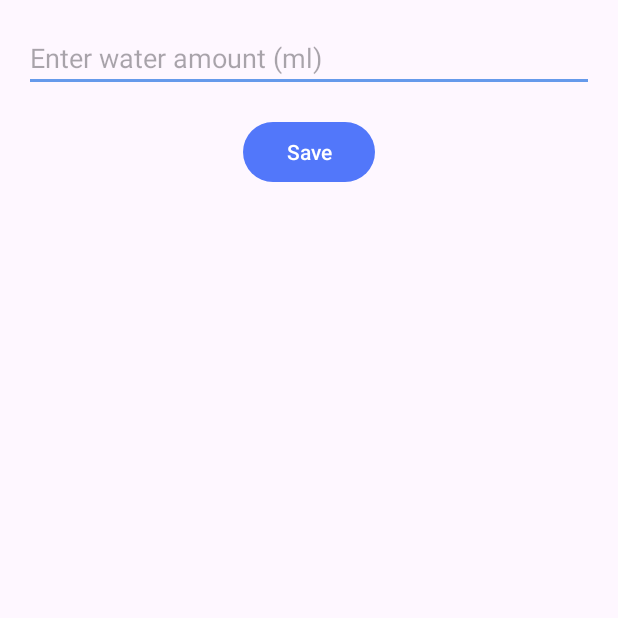
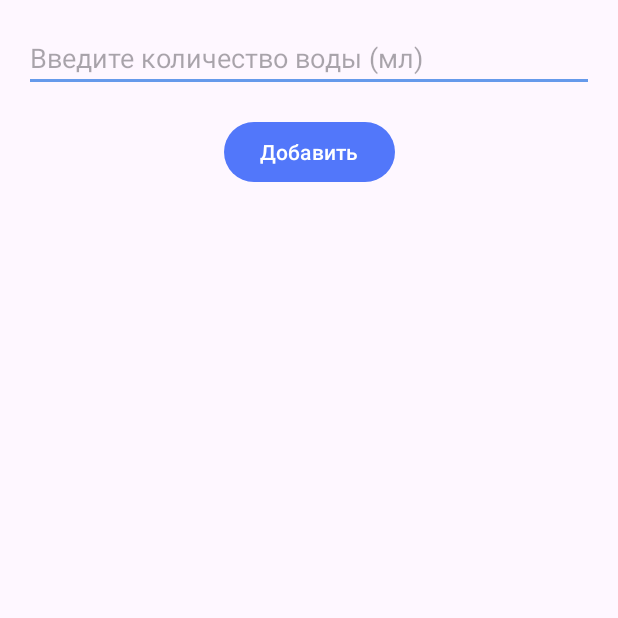
Before and after one commit to josephiskingkong/waterTracker, an Android app: the AddWaterActivity screen opened directly, with no data from a screen before it, on a phone screen of 412 x 824 dp, the top half of it. Run offline under Robolectric (Android 15) with nearby library versions, the phone set to English and light mode, and no system bars; our stand-ins replace Room's generated code.

Commit message:
Minor fixes

```diff
--- a/app/src/main/res/layout/activity_add_water.xml
+++ b/app/src/main/res/layout/activity_add_water.xml
@@ -10,7 +10,7 @@
         android:id="@+id/etWaterAmount"
         android:layout_width="0dp"
         android:layout_height="wrap_content"
-        android:hint="Enter water amount (ml)"
+        android:hint="Введите количество воды (мл)"
         android:inputType="number"
         app:layout_constraintTop_toTopOf="parent"
         app:layout_constraintStart_toStartOf="parent"
@@ -23,7 +23,7 @@
         android:id="@+id/btnSave"
         android:layout_width="wrap_content"
         android:layout_height="wrap_content"
-        android:text="Save"
+        android:text="Добавить"
         app:layout_constraintTop_toBottomOf="@id/etWaterAmount"
         app:layout_constraintStart_toStartOf="parent"
         app:layout_constraintEnd_toEndOf="parent"
```
Also changed, not shown: app/src/main/java/com/example/watertracker/StatisticsActivity.kt (+26 -5 lines).
